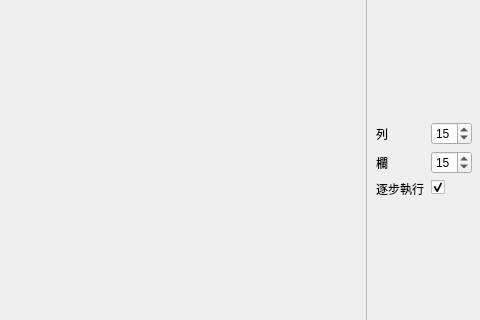
jeang-bo-yuan/oop-qt-project, file MazeGenerator/widget.ui: the form before one commit; both pictures show x 320 to 800 and y 98 to 418 of the 800 by 600 pixel window.
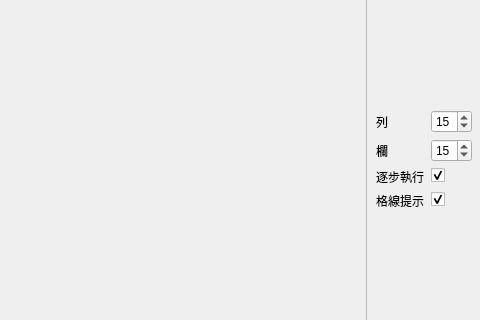
The form after the commit.

Commit message: 多了開關格線提示的選項、隱藏continue按鈕

The edit to the form file:
```diff
--- a/MazeGenerator/widget.ui
+++ b/MazeGenerator/widget.ui
@@ -107,6 +107,20 @@
          </property>
         </widget>
        </item>
+       <item row="3" column="0">
+        <widget class="QLabel" name="hint">
+         <property name="text">
+          <string>格線提示</string>
+         </property>
+        </widget>
+       </item>
+       <item row="3" column="1">
+        <widget class="QCheckBox" name="hintBox">
+         <property name="checked">
+          <bool>true</bool>
+         </property>
+        </widget>
+       </item>
       </layout>
      </item>
      <item>
```
The commit also changes 3 other files.
